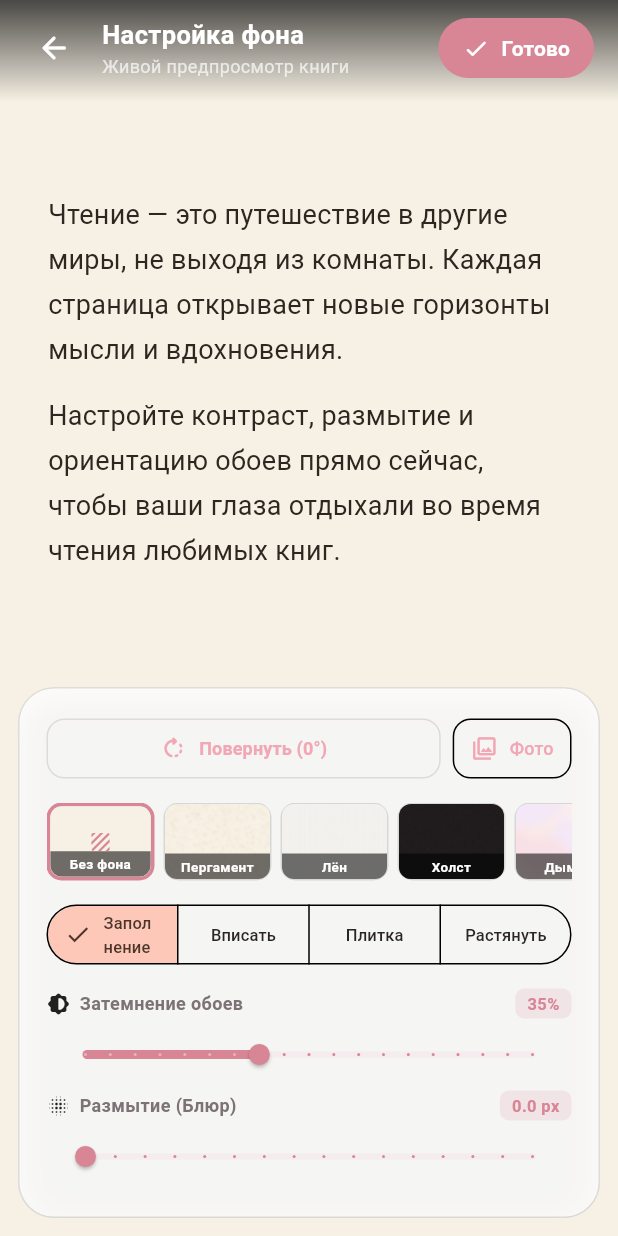
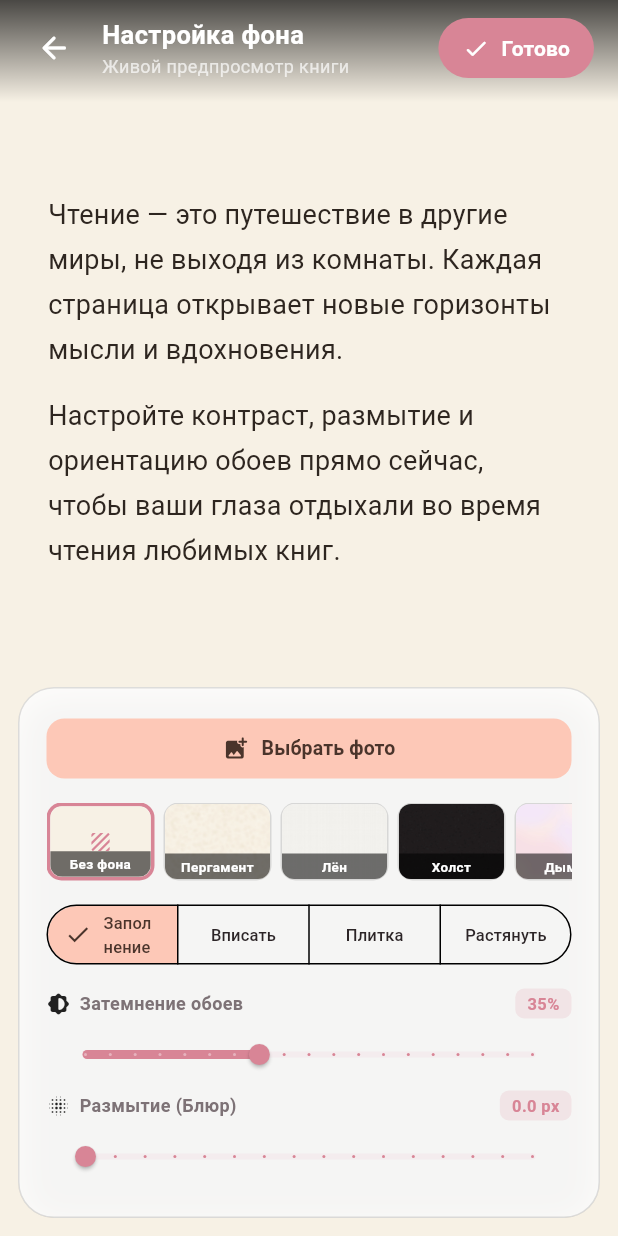
Before and after one commit to lubovoladuska/LiReader, a Flutter app: the ReaderThemeSettingsSheet widget shown alone on an empty page, opened directly with empty values, scrolled down 576 dp, after a tap on "Настроить фон на весь экран", on a phone screen of 412 x 824 dp. Run offline on Flutter 3.47's test engine with Material 3 defaults, Android fonts, the light colour scheme and no system bars; our stand-ins replace dio, file_picker, flutter_local_notifications, flutter_tts, open_filex, package_info_plus and 3 more; missing offline and left inert: pdfrx; accounts and stored records are empty; network calls fail; Roboto replaces fonts that are missing (Georgia, Segoe UI).

Commit message:
fix(theme): optimize wallpaper loading, persist custom background, and fix rotation

```diff
--- a/lib/providers/reader_provider.dart
+++ b/lib/providers/reader_provider.dart
@@ -3,6 +3,8 @@ import 'dart:convert';
 import 'dart:io';
 import 'package:file_picker/file_picker.dart';
 import 'package:flutter/material.dart';
+import 'package:path/path.dart' as p;
+import 'package:path_provider/path_provider.dart';
 import 'package:uuid/uuid.dart';
 import '../models/book_item.dart';
 import '../models/reader_theme_settings.dart';
@@ -10,7 +12,6 @@ import '../models/search_result.dart';
 import '../models/vocabulary_item.dart';
 import '../services/book_parser_service.dart';
 import '../services/database_helper.dart';
-import '../services/image_utils.dart';
 import '../services/tts_service.dart';
 
 class ReaderProvider extends ChangeNotifier {
@@ -107,12 +108,7 @@ class ReaderProvider extends ChangeNotifier {
     _errorMessage = null;
     notifyListeners();
     try {
-      _parsedData = await BookParserService.parseBook(book);
-      _highlights = await _dbHelper.getHighlightsForBook(book.id);
-      _vocabulary = await _dbHelper.getVocabularyItems(bookId: book.id);
-      _completedChapterIndices = await _dbHelper.getCompletedChapterIndices(book.id);
-
-      // Load persisted global theme settings
+      // 1. Immediately load persisted theme settings first so UI & background are ready
       final settingsJson = await _dbHelper.getSetting('reader_theme_settings');
       if (settingsJson != null) {
         try {
@@ -121,10 +117,21 @@ class ReaderProvider extends ChangeNotifier {
           if (settings.backgroundImagePath != null && !settings.isAssetBackground) {
             final bgFile = File(settings.backgroundImagePath!);
             if (!bgFile.existsSync()) {
-              final resolved = await BookParserService.resolveBookFile(settings.backgroundImagePath!);
-              if (resolved != null) {
-                settings = settings.copyWith(backgroundImagePath: resolved.path);
-              } else {
+              // Quick check if a permanent custom wallpaper exists in LiReader/wallpapers/
+              try {
+                final appDocsDir = await getApplicationDocumentsDirectory();
+                final wallpapersDir = Directory(p.join(appDocsDir.path, 'LiReader', 'wallpapers'));
+                if (wallpapersDir.existsSync()) {
+                  final files = wallpapersDir.listSync().whereType<File>().toList();
+                  if (files.isNotEmpty && files.first.existsSync()) {
+                    settings = settings.copyWith(backgroundImagePath: files.first.path);
+                  } else {
+                    settings = settings.copyWith(backgroundImagePath: null);
+                  }
+                } else {
+                  settings = settings.copyWith(backgroundImagePath: null);
+                }
+              } catch (_) {
                 settings = settings.copyWith(backgroundImagePath: null);
               }
             }
@@ -132,6 +139,19 @@ class ReaderProvider extends ChangeNotifier {
           _themeSettings = settings;
         } catch (_) {}
       }
+
+      // 2. Load book contents and annotations in parallel for maximum speed
+      final results = await Future.wait([
+        BookParserService.parseBook(book),
+        _dbHelper.getHighlightsForBook(book.id),
+        _dbHelper.getVocabularyItems(bookId: book.id),
+        _dbHelper.getCompletedChapterIndices(book.id),
+      ]);
+
+      _parsedData = results[0] as BookParsedData;
+      _highlights = results[1] as List<BookHighlight>;
+      _vocabulary = results[2] as List<VocabularyItem>;
+      _completedChapterIndices = results[3] as Set<int>;
 
       // Clamp chapter index
       if (_currentChapterIndex >= totalChapters) {
@@ -453,15 +473,39 @@ class ReaderProvider extends ChangeNotifier {
         allowMultiple: false,
       );
       if (result != null && result.files.isNotEmpty && result.files.single.path != null) {
-        final path = result.files.single.path!;
-        // Auto-detect EXIF orientation from JPEG header
-        final exifOrientation = await ImageUtils.getExifOrientation(path);
-        final initialRotation = ImageUtils.exifToClockwiseDegrees(exifOrientation);
+        final sourcePath = result.files.single.path!;
+        final sourceFile = File(sourcePath);
+        if (!await sourceFile.exists()) return false;
 
+        // Persist wallpaper into app documents so it survives cache cleanup
+        final appDocsDir = await getApplicationDocumentsDirectory();
+        final wallpapersDir = Directory(p.join(appDocsDir.path, 'LiReader', 'wallpapers'));
+        if (!await wallpapersDir.exists()) {
+          await wallpapersDir.create(recursive: true);
+        }
+
+        // Clean previous wallpaper files
+        try {
+          final existing = wallpapersDir.listSync().whereType<File>();
+          for (final f in existing) {
+            try {
+              await f.delete();
+            } catch (_) {}
+          }
+        } catch (_) {}
+
+        final ext = p.extension(sourcePath).toLowerCase();
+        final safeExt = ext.isNotEmpty ? ext : '.jpg';
+        final permanentPath = p.join(wallpapersDir.path, 'custom_wallpaper$safeExt');
+        final permanentFile = File(permanentPath);
+
+        await sourceFile.copy(permanentFile.path);
+
+        // Start at 0 degrees so the image orientation matches gallery preview
         _themeSettings = _themeSettings.copyWith(
-          backgroundImagePath: path,
+          backgroundImagePath: permanentFile.path,
           isAssetBackground: false,
-          backgroundRotation: initialRotation,
+          backgroundRotation: 0,
         );
         _persistSettings();
         notifyListeners();
@@ -486,6 +530,19 @@ class ReaderProvider extends ChangeNotifier {
   void rotateBackground() {
     final nextRotation = (_themeSettings.backgroundRotation + 90) % 360;
     _themeSettings = _themeSettings.copyWith(backgroundRotation: nextRotation);
+    _persistSettings();
+    notifyListeners();
+  }
+
+  void rotateBackgroundCounterClockwise() {
+    final nextRotation = (_themeSettings.backgroundRotation - 90 + 360) % 360;
+    _themeSettings = _themeSettings.copyWith(backgroundRotation: nextRotation);
+    _persistSettings();
+    notifyListeners();
+  }
+
+  void resetBackgroundRotation() {
+    _themeSettings = _themeSettings.copyWith(backgroundRotation: 0);
     _persistSettings();
     notifyListeners();
   }
--- a/lib/screens/reader_screen.dart
+++ b/lib/screens/reader_screen.dart
@@ -138,8 +138,9 @@ class _ReaderScreenState extends State<ReaderScreen> {
       child: Consumer<ReaderProvider>(
         builder: (context, reader, _) {
           if (reader.isLoading) {
-            return const Scaffold(
-              body: Center(
+            return Scaffold(
+              backgroundColor: reader.themeSettings.activeBackground,
+              body: const Center(
                 child: CircularProgressIndicator(),
               ),
             );
@@ -245,6 +246,7 @@ class _ReaderScreenState extends State<ReaderScreen> {
           }
 
           return Scaffold(
+            backgroundColor: reader.themeSettings.activeBackground,
             key: _scaffoldKey,
             endDrawer: isComic
                 ? null
--- a/lib/screens/wallpaper_customization_screen.dart
+++ b/lib/screens/wallpaper_customization_screen.dart
@@ -41,9 +41,15 @@ class _WallpaperCustomizationScreenState extends State<WallpaperCustomizationScr
     }
 
     final path = settings.backgroundImagePath!;
-    final ImageProvider imageProvider = settings.isAssetBackground
+    final ImageProvider rawProvider = settings.isAssetBackground
         ? AssetImage(path)
         : FileImage(File(path)) as ImageProvider;
+
+    final ImageProvider imageProvider = ResizeImage(
+      rawProvider,
+      width: 1440,
+      policy: ResizeImagePolicy.fit,
+    );
 
     BoxFit fit = BoxFit.cover;
     ImageRepeat repeat = ImageRepeat.noRepeat;
@@ -292,38 +298,19 @@ class _WallpaperCustomizationScreenState extends State<WallpaperCustomizationScr
                       mainAxisSize: MainAxisSize.min,
                       crossAxisAlignment: CrossAxisAlignment.start,
                       children: [
-                        // Quick Action Buttons (Rotate 90, Pick Photo, Clear)
+                        // Quick Action Buttons (Pick Photo, Clear)
                         Row(
                           children: [
                             Expanded(
-                              child: OutlinedButton.icon(
-                                style: OutlinedButton.styleFrom(
-                                  padding: const EdgeInsets.symmetric(horizontal: 10, vertical: 10),
-                                  side: BorderSide(
-                                    color: settings.backgroundRotation != 0
-                                        ? AppTheme.primaryPinkDark
-                                        : Colors.grey.withValues(alpha: 0.3),
-                                    width: settings.backgroundRotation != 0 ? 2 : 1,
-                                  ),
+                              child: FilledButton.tonalIcon(
+                                style: FilledButton.styleFrom(
+                                  padding: const EdgeInsets.symmetric(horizontal: 14, vertical: 10),
                                   shape: RoundedRectangleBorder(borderRadius: BorderRadius.circular(12)),
                                 ),
-                                icon: const Icon(Icons.rotate_right_rounded, size: 18),
-                                label: Text(
-                                  'Повернуть (${settings.backgroundRotation}°)',
-                                  style: const TextStyle(fontSize: 12, fontWeight: FontWeight.bold),
-                                ),
-                                onPressed: () => reader.rotateBackground(),
+                                icon: const Icon(Icons.add_photo_alternate_rounded, size: 18),
+                                label: const Text('Выбрать фото', style: TextStyle(fontSize: 13, fontWeight: FontWeight.bold)),
+                                onPressed: () => reader.pickCustomBackgroundImage(),
                               ),
-                            ),
-                            const SizedBox(width: 8),
-                            OutlinedButton.icon(
-                              style: OutlinedButton.styleFrom(
-                                padding: const EdgeInsets.symmetric(horizontal: 12, vertical: 10),
-                                shape: RoundedRectangleBorder(borderRadius: BorderRadius.circular(12)),
-                              ),
-                              icon: const Icon(Icons.photo_library_outlined, size: 18),
-                              label: const Text('Фото', style: TextStyle(fontSize: 12)),
-                              onPressed: () => reader.pickCustomBackgroundImage(),
                             ),
                             if (settings.hasBackgroundImage) ...[
                               const SizedBox(width: 8),
@@ -335,6 +322,48 @@ class _WallpaperCustomizationScreenState extends State<WallpaperCustomizationScr
                             ],
                           ],
                         ),
+
+                        if (settings.hasBackgroundImage) ...[
+                          const SizedBox(height: 10),
+                          // Precise Angle Selector & Step Controls
+                          Container(
+                            padding: const EdgeInsets.symmetric(horizontal: 10, vertical: 6),
+                            decoration: BoxDecoration(
+                              color: isDark ? Colors.white.withValues(alpha: 0.05) : Colors.black.withValues(alpha: 0.04),
+                              borderRadius: BorderRadius.circular(12),
+                              border: Border.all(
+                                color: isDark ? Colors.white12 : Colors.black12,
+                                width: 1,
+                              ),
+                            ),
+                            child: Row(
+                              children: [
+                                const Icon(Icons.rotate_90_degrees_cw_rounded, size: 18, color: AppTheme.primaryPinkDark),
+                                const SizedBox(width: 8),
+                                const Text('Поворот:', style: TextStyle(fontSize: 12, fontWeight: FontWeight.w600)),
+                                const Spacer(),
+                                for (final deg in [0, 90, 180, 270])
+                                  Padding(
+                                    padding: const EdgeInsets.only(left: 4),
+                                    child: ChoiceChip(
+                                      visualDensity: VisualDensity.compact,
+                                      label: Text('$deg°', style: const TextStyle(fontSize: 11, fontWeight: FontWeight.bold)),
+                                      selected: settings.backgroundRotation == deg,
+                                      selectedColor: AppTheme.primaryPinkDark.withValues(alpha: 0.25),
+                                      onSelected: (_) => reader.setBackgroundRotation(deg),
+                                    ),
+                                  ),
+                                const SizedBox(width: 4),
+                                IconButton(
+                                  icon: const Icon(Icons.rotate_right_rounded, size: 18),
+                                  tooltip: 'Повернуть +90°',
+                                  visualDensity: VisualDensity.compact,
+                                  onPressed: () => reader.rotateBackground(),
+                                ),
+                              ],
+                            ),
+                          ),
+                        ],
 
                         const SizedBox(height: 12),
 
--- a/lib/widgets/reader/reader_theme_settings_sheet.dart
+++ b/lib/widgets/reader/reader_theme_settings_sheet.dart
@@ -422,11 +422,19 @@ class ReaderThemeSettingsSheet extends StatelessWidget {
                         color: AppTheme.primaryPink.withValues(alpha: 0.1),
                         alignment: Alignment.center,
                         child: settings.hasBackgroundImage && !settings.isAssetBackground
-                            ? Image.file(
-                                File(settings.backgroundImagePath!),
+                            ? Image(
+                                image: ResizeImage(
+                                  FileImage(File(settings.backgroundImagePath!)),
+                                  width: 160,
+                                ),
                                 fit: BoxFit.cover,
                                 width: double.infinity,
                                 height: double.infinity,
+                                errorBuilder: (ctx, err, st) => const Icon(
+                                  Icons.add_photo_alternate_rounded,
+                                  color: AppTheme.primaryPinkDark,
+                                  size: 26,
+                                ),
                               )
                             : const Icon(
                                 Icons.add_photo_alternate_rounded,
@@ -455,28 +463,43 @@ class ReaderThemeSettingsSheet extends StatelessWidget {
                   child: Column(
                     crossAxisAlignment: CrossAxisAlignment.start,
                     children: [
-                      // Fit Mode & Rotate 90
+                      // Fit Mode & Rotate Controls
                       Row(
                         mainAxisAlignment: MainAxisAlignment.spaceBetween,
                         children: [
                           const Text(
-                            'Подгонка изображения:',
+                            'Поворот изображения:',
                             style: TextStyle(fontSize: 13, fontWeight: FontWeight.w600),
                           ),
-                          OutlinedButton.icon(
-                            style: OutlinedButton.styleFrom(
-                              padding: const EdgeInsets.symmetric(horizontal: 10, vertical: 4),
-                              visualDensity: VisualDensity.compact,
-                              shape: RoundedRectangleBorder(borderRadius: BorderRadius.circular(8)),
-                            ),
-                            icon: const Icon(Icons.rotate_right_rounded, size: 16),
-                            label: Text(
-                              'Повернуть 90° (${settings.backgroundRotation}°)',
-                              style: const TextStyle(fontSize: 11, fontWeight: FontWeight.bold),
-                            ),
-                            onPressed: () => reader.rotateBackground(),
+                          Row(
+                            mainAxisSize: MainAxisSize.min,
+                            children: [
+                              for (final deg in [0, 90, 180, 270])
+                                Padding(
+                                  padding: const EdgeInsets.only(left: 4),
+                                  child: ChoiceChip(
+                                    visualDensity: VisualDensity.compact,
+                                    label: Text('$deg°', style: const TextStyle(fontSize: 11, fontWeight: FontWeight.bold)),
+                                    selected: settings.backgroundRotation == deg,
+                                    selectedColor: AppTheme.primaryPinkDark.withValues(alpha: 0.25),
+                                    onSelected: (_) => reader.setBackgroundRotation(deg),
+                                  ),
+                                ),
+                              const SizedBox(width: 4),
+                              IconButton(
+                                icon: const Icon(Icons.rotate_right_rounded, size: 18),
+                                tooltip: 'Повернуть +90°',
+                                visualDensity: VisualDensity.compact,
+                                onPressed: () => reader.rotateBackground(),
+                              ),
+                            ],
                           ),
                         ],
+                      ),
+                      const SizedBox(height: 10),
+                      const Text(
+                        'Подгонка изображения:',
+                        style: TextStyle(fontSize: 13, fontWeight: FontWeight.w600),
                       ),
                       const SizedBox(height: 8),
                       SizedBox(
@@ -674,9 +697,15 @@ class ReaderThemeSettingsSheet extends StatelessWidget {
     }
 
     final path = settings.backgroundImagePath!;
-    final ImageProvider imageProvider = settings.isAssetBackground
+    final ImageProvider rawProvider = settings.isAssetBackground
         ? AssetImage(path)
         : FileImage(File(path)) as ImageProvider;
+
+    final ImageProvider imageProvider = ResizeImage(
+      rawProvider,
+      width: 600,
+      policy: ResizeImagePolicy.fit,
+    );
 
     BoxFit fit = BoxFit.cover;
     ImageRepeat repeat = ImageRepeat.noRepeat;
--- a/pubspec.yaml
+++ b/pubspec.yaml
@@ -16,7 +16,7 @@ publish_to: 'none' # Remove this line if you wish to publish to pub.dev
 # https://developer.apple.com/library/archive/documentation/General/Reference/InfoPlistKeyReference/Articles/CoreFoundationKeys.html
 # In Windows, build-name is used as the major, minor, and patch parts
 # of the product and file versions while build-number is used as the build suffix.
-version: 1.2.1+5
+version: 1.2.2+6
 
 environment:
   sdk: ^3.10.8
```
Also changed, not shown: lib/services/changelog_service.dart (+33 -1 lines), lib/widgets/reader/chapter_content_view.dart (+7 -1 lines).
